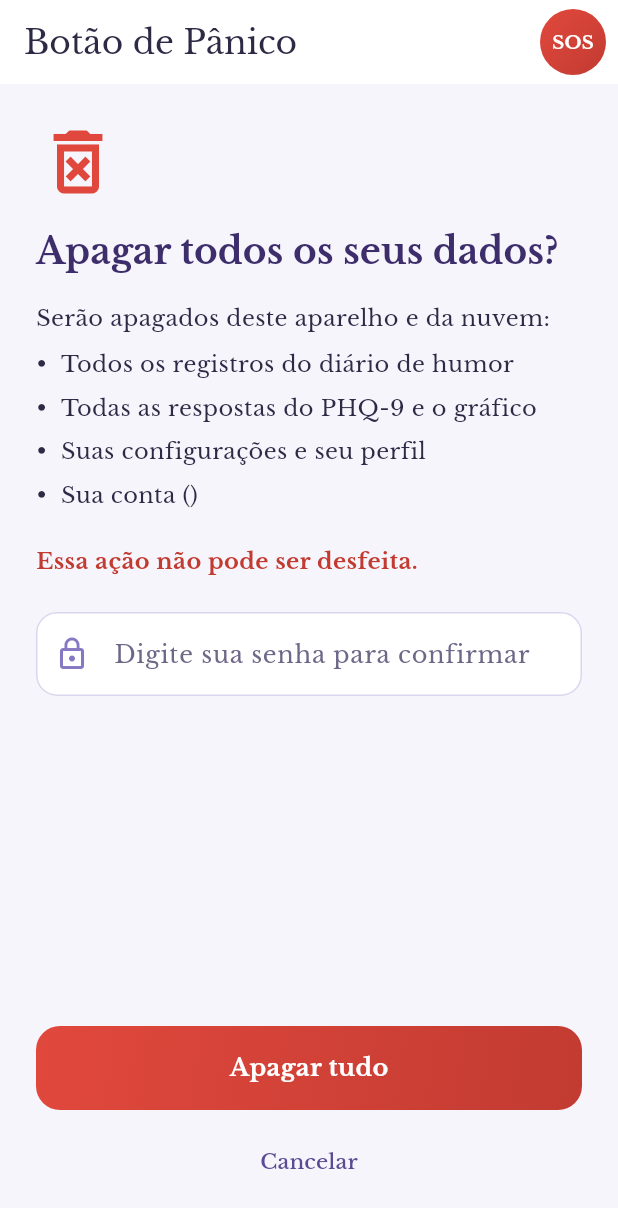
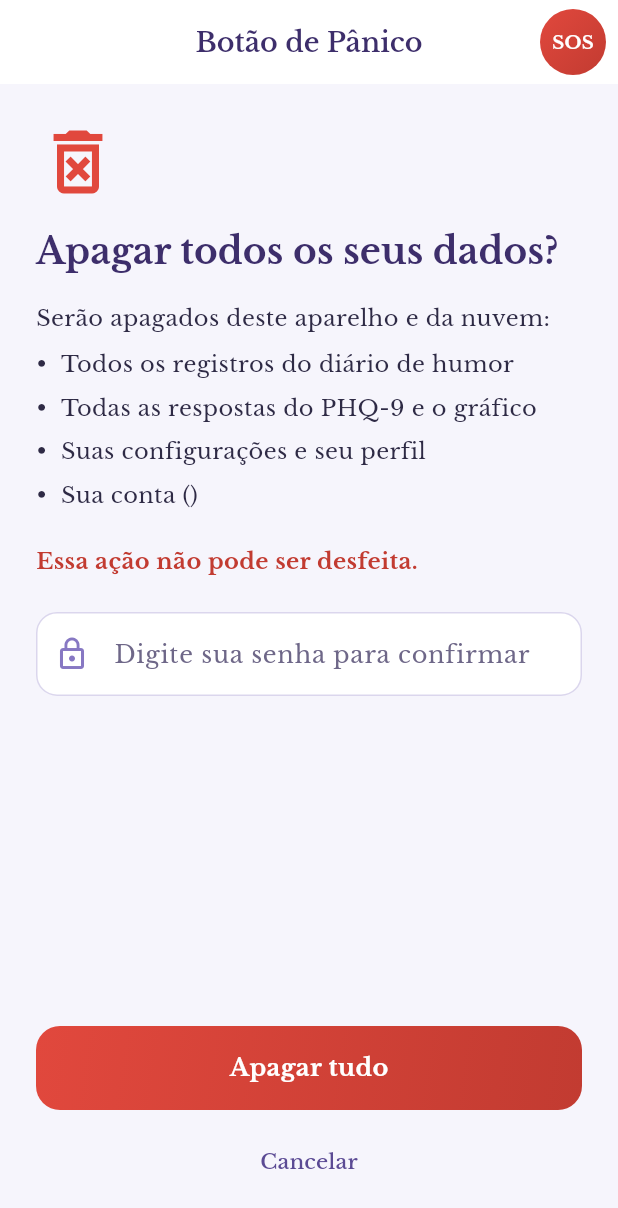
Before and after one commit to rafael-men/App-Respira, a Flutter app: the PanicoPage screen opened directly, on a phone screen of 412 x 824 dp. Shown: the top 1208 px of the screen. Run offline on Flutter 3.47's test engine with Material 3 defaults, Android fonts, the phone set to English and light mode, and no system bars; our stand-ins replace cloud_firestore, firebase_auth, firebase_core, shared_preferences; missing offline and left inert: cryptography; accounts and stored records are empty; network calls fail.

Commit message:
Criando a AppBar padrão com SOS e a tela de confirmação do CVV e Atualizando CHANGELOG e README
- RespiraAppBar (ajuste A5, RF09, RN18): AppBar padrão com o SOS em todas
  as telas, com titulo, mostrarVoltar e transparente, mais os opcionais
  acoes, onSos e mostrarSos.
- Tela 07 (F04, RF10, RN08, RN09): ConfirmacaoCvvPage e ContatoEmergencia,
  com o 188 fixo no código e a discagem pelo url_launcher.
- Telas 01, 04 e 09 com a RespiraAppBar; o SOS abre a Tela 07.
- DangerButton com ícone opcional; queries de tel no Android e no iOS.
- Testes: respira_app_bar_test.dart e cvv_test.dart; teste do SOS da
  Tela 04 atualizado.
- CHANGELOG, README e docs/uso-de-ia.md atualizados.

```diff
--- a/respira_main/lib/core/widgets/danger_button.dart
+++ b/respira_main/lib/core/widgets/danger_button.dart
@@ -12,11 +12,15 @@ class DangerButton extends StatelessWidget {
     required this.label,
     required this.onPressed,
     this.carregando = false,
+    this.icone,
   });
 
   final String label;
   final VoidCallback? onPressed;
   final bool carregando;
+
+  /// Ícone opcional antes do texto, como o telefone de "Ligar agora".
+  final IconData? icone;
 
   static const gradiente = LinearGradient(
     begin: Alignment.topLeft,
@@ -56,7 +60,14 @@ class DangerButton extends StatelessWidget {
                             color: Colors.white,
                           ),
                         )
-                      : Text(
+                      : Row(
+                          mainAxisSize: MainAxisSize.min,
+                          children: [
+                            if (icone != null) ...[
+                              Icon(icone, color: Colors.white, size: 22),
+                              const SizedBox(width: 10),
+                            ],
+                            Text(
                               label,
                               style: const TextStyle(
                                 color: Colors.white,
@@ -64,6 +75,8 @@ class DangerButton extends StatelessWidget {
                                 fontSize: 16,
                                 fontWeight: FontWeight.w700,
                               ),
+                            ),
+                          ],
                         ),
                 ),
               ),
--- /dev/null
+++ b/respira_main/lib/core/widgets/respira_app_bar.dart
@@ -0,0 +1,84 @@
+import 'package:flutter/material.dart';
+
+import '../../features/cvv/pages/confirmacao_cvv_page.dart';
+import '../../features/main/widgets/sos_cvv_button.dart';
+import '../theme/app_colors.dart';
+
+/// AppBar padrão do Respira (ajuste A5), com o botão SOS do CVV à direita em
+/// todas as telas (RF09, RN18). Um toque no SOS abre a confirmação de chamada
+/// (Tela 07); a discagem só acontece depois de confirmar (RN09).
+///
+/// Uso: `RespiraAppBar(titulo: 'PHQ-9')`.
+class RespiraAppBar extends StatelessWidget implements PreferredSizeWidget {
+  const RespiraAppBar({
+    super.key,
+    required this.titulo,
+    this.mostrarVoltar = true,
+    this.transparente = false,
+    this.acoes = const [],
+    this.onSos,
+    this.mostrarSos = true,
+  });
+
+  final String titulo;
+
+  /// Mostra a seta "‹", que volta à tela anterior. Use `false` nas telas de
+  /// confirmação, que saem pelo botão "Cancelar" (docs/justificativas.md,
+  /// seção 4).
+  final bool mostrarVoltar;
+
+  /// Fundo transparente com texto e ícones brancos, para telas de fundo em
+  /// gradiente (Tela 04).
+  final bool transparente;
+
+  /// Ícones extras, mostrados antes do SOS (por exemplo, o ícone de conta da
+  /// Início).
+  final List<Widget> acoes;
+
+  /// Troca a ação do SOS. Sem ela, o SOS abre a Tela 07.
+  final VoidCallback? onSos;
+
+  /// Só a própria Tela 07 esconde o SOS, para não abrir a si mesma.
+  final bool mostrarSos;
+
+  @override
+  Size get preferredSize => const Size.fromHeight(kToolbarHeight);
+
+  @override
+  Widget build(BuildContext context) {
+    final corTexto = transparente ? Colors.white : AppColors.purple900;
+    final podeVoltar = mostrarVoltar && Navigator.of(context).canPop();
+
+    return AppBar(
+      automaticallyImplyLeading: false,
+      centerTitle: true,
+      backgroundColor: transparente ? Colors.transparent : null,
+      surfaceTintColor: transparente ? Colors.transparent : null,
+      foregroundColor: corTexto,
+      elevation: 0,
+      scrolledUnderElevation: transparente ? 0 : null,
+      leading: podeVoltar
+          ? IconButton(
+              tooltip: 'Voltar',
+              icon: const Icon(Icons.chevron_left, size: 32),
+              onPressed: () => Navigator.of(context).maybePop(),
+            )
+          : null,
+      title: Text(
+        titulo,
+        style: TextStyle(
+          color: corTexto,
+          fontSize: 18,
+          fontWeight: FontWeight.w600,
+        ),
+      ),
+      actions: [
+        ...acoes,
+        if (mostrarSos)
+          SosCvvButton(
+            onPressed: onSos ?? () => ConfirmacaoCvvPage.abrir(context),
+          ),
+      ],
+    );
+  }
+}
--- a/respira_main/lib/features/panico/pages/panico_page.dart
+++ b/respira_main/lib/features/panico/pages/panico_page.dart
@@ -4,13 +4,12 @@ import 'package:flutter/material.dart';
 
 import '../../../core/dependencias.dart';
 import '../../../core/theme/app_colors.dart';
-import '../../../core/widgets/aviso_em_breve.dart';
 import '../../../core/widgets/danger_button.dart';
+import '../../../core/widgets/respira_app_bar.dart';
 import '../../auth/data/auth_repository.dart';
 import '../../auth/widgets/auth_widgets.dart';
 import '../../main/data/preferencias_usuario.dart';
 import '../../main/pages/onboarding_page.dart';
-import '../../main/widgets/sos_cvv_button.dart';
 
 /// Tela 09: confirmação do Botão de Pânico (F08, RF13, RN07).
 ///
@@ -19,7 +18,7 @@ import '../../main/widgets/sos_cvv_button.dart';
 class PanicoPage extends StatefulWidget {
   const PanicoPage({super.key, this.onSos});
 
-  /// Ação do botão SOS (Tela 07, implementada separadamente).
+  /// Troca a ação do botão SOS. Sem ela, o SOS abre a Tela 07.
   final VoidCallback? onSos;
 
   /// Abre a Tela 09 a partir de qualquer tela (por exemplo, Configurações).
@@ -101,12 +100,10 @@ class _PanicoPageState extends State<PanicoPage> {
     return PopScope(
       canPop: !_carregando,
       child: Scaffold(
-        appBar: AppBar(
-          title: const Text('Botão de Pânico'),
-          automaticallyImplyLeading: false,
-          actions: [
-            SosCvvButton(onPressed: widget.onSos ?? () => avisarEmBreve(context)),
-          ],
+        appBar: RespiraAppBar(
+          titulo: 'Botão de Pânico',
+          mostrarVoltar: false,
+          onSos: widget.onSos,
         ),
         body: SafeArea(
           child: Column(
--- a/respira_main/pubspec.yaml
+++ b/respira_main/pubspec.yaml
@@ -39,6 +39,7 @@ dependencies:
   firebase_auth: ^7.1.0
   cloud_firestore: ^7.2.0
   cryptography: ^2.9.0
+  url_launcher: ^6.3.3
 
 dev_dependencies:
   flutter_test:
```
Also changed, not shown: respira_main/lib/features/cvv/domain/contato_emergencia.dart (added, +22 -0 lines), respira_main/lib/features/cvv/pages/confirmacao_cvv_page.dart (added, +240 -0 lines), respira_main/lib/features/main/pages/home_page.dart (+10 -9 lines), respira_main/lib/features/respiracao/pages/respiracao_page.dart (+6 -11 lines), respira_main/pubspec.lock, 8 other files. Lines whose indentation alone changed are shown as unchanged.
